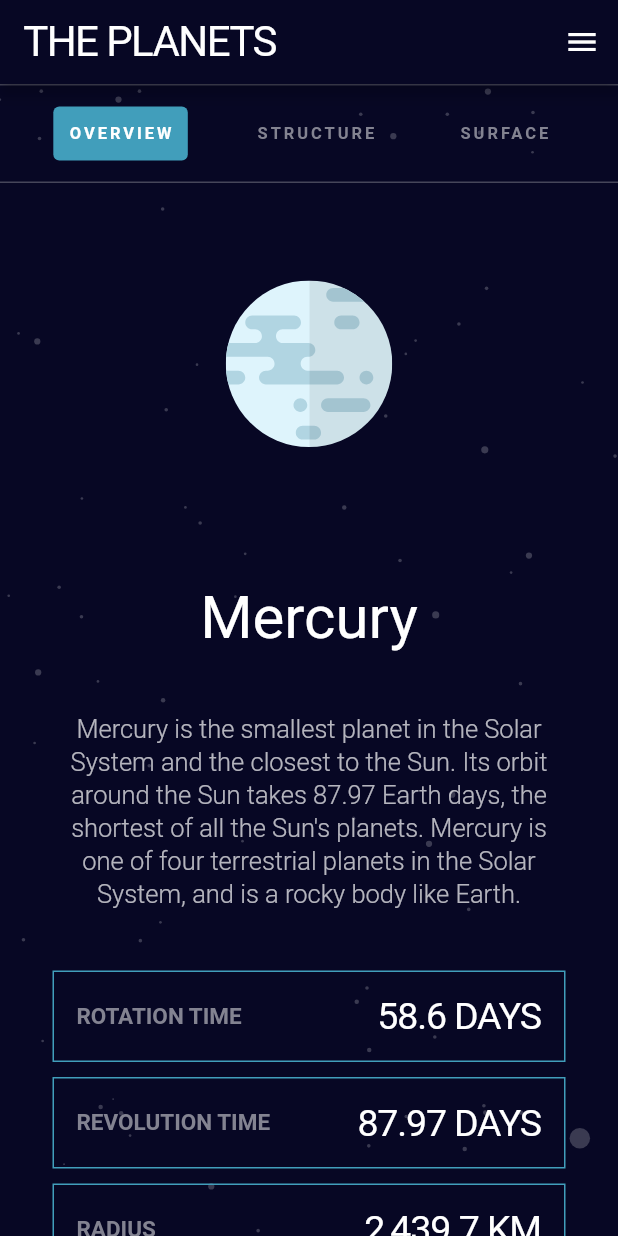
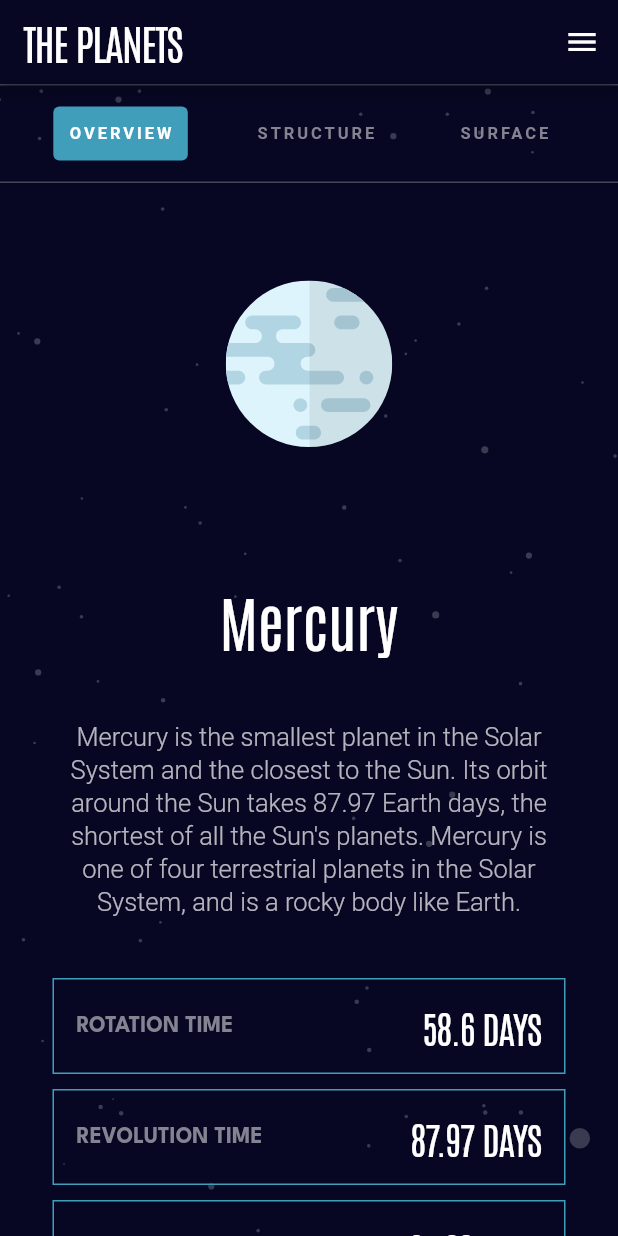
Before and after one commit to PilKvas/flutter_solar_system_application, a Flutter app: the screen it shows after launch, on a phone screen of 412 x 824 dp. Run offline on Flutter 3.47's test engine with Material 2 defaults, Android fonts, the phone set to English and light mode, and no system bars; our stand-ins replace flutter_svg, google_fonts.

Commit message:
Adding a theme

```diff
--- a/lib/configuration/app_assets.dart
+++ b/lib/configuration/app_assets.dart
@@ -1,4 +1,6 @@
 /* Ответственность за хранение ассетов */
+
+import 'package:flutter/material.dart';
 
 class AppAssets {
   AppAssets._();
@@ -109,4 +111,5 @@ class AppAssets {
       "Neptune's atmosphere is 80% hydrogen and 19% helium. A trace amount of methane is also present. Prominent absorption bands of methane exist at wavelengths above 600 nm, in the red and infrared portion of the spectrum.";
 
   /* ------------------------------------ */
+
 }
--- a/lib/my_app.dart
+++ b/lib/my_app.dart
@@ -1,6 +1,7 @@
 // ignore_for_file: file_names
 import 'package:flutter/material.dart';
 import 'package:flutter_solar_system_application/main_navigation.dart';
+import 'package:flutter_solar_system_application/widgets/app_theme.dart';
 
 /* Ответственность за точку входа в приложение и декларацию роутинга */
 
@@ -15,6 +16,7 @@ class MyApp extends StatelessWidget {
       title: 'Solar System',
       initialRoute: mainNavigation.initialRoute,
       routes: mainNavigation.routes,
+      theme: PlanetTheme(),
     );
   }
 }
--- /dev/null
+++ b/lib/widgets/app_theme.dart
@@ -0,0 +1,92 @@
+import 'package:flutter/material.dart';
+import 'package:flutter_solar_system_application/configuration/app_colors.dart';
+
+class AppFontConfiguration {
+  /* Fonts configurations */
+
+  static const antonio = "Antonio";
+
+  static const double mainTitleSize = 40.0;
+  static const FontWeight mainTitleWeight = FontWeight.w300;
+
+  static const double mainInfoFontSize = 17.0;
+  static const FontWeight mainInfoFontWeight = FontWeight.w300;
+
+  static const leagueFont = "LeagueSpartan";
+
+  final FontWeight buttonBarBold = FontWeight.w700;
+
+  final double buttonBarFontSize = 11.0;
+  final double buttonBarSpacing = 1.96;
+
+  static const FontWeight leftTextFontWeight = FontWeight.w700;
+  static const double leftTextFontSize = 15;
+
+  static const FontWeight rightTextFontWeight = FontWeight.w400;
+  static const double rightTextFontSize = 25;
+  static const double rightTextSpacing = -0.75;
+
+  final FontWeight regular = FontWeight.w300;
+}
+
+ThemeData PlanetTheme() {
+  return ThemeData(
+    scaffoldBackgroundColor: AppColors.background,
+    textTheme: const TextTheme(
+      headline6: TextStyle(
+        color: AppColors.white,
+        fontWeight: FontWeight.w400,
+        fontFamily: AppFontConfiguration.antonio,
+        fontSize: 28,
+        letterSpacing: -1.05,
+      ),
+      headline5: TextStyle(
+        fontWeight: FontWeight.w700,
+        fontSize: 11,
+        fontFamily: "LeagueSpartan",
+        letterSpacing: 1.96,
+        color: AppColors.lightGrey,
+      ),
+      headline4: TextStyle(
+        fontWeight: FontWeight.w700,
+        fontFamily: "LeagueSpartan",
+        fontSize: 20,
+        letterSpacing: 1.36,
+        color: AppColors.white,
+      ),
+      headline3: TextStyle(
+        fontSize: 40,
+        fontWeight: FontWeight.w400,
+        fontFamily: AppFontConfiguration.antonio,
+        color: AppColors.white,
+      ),
+      bodyText1: TextStyle(
+        fontSize: 17,
+        color: AppColors.whiteBody,
+        fontWeight: FontWeight.w300,
+        fontFamily: "LeagueSpartan",
+        height: 1.3,
+      ),
+      headline1: TextStyle(
+        fontWeight: FontWeight.w700,
+        fontFamily: "LeagueSpartan",
+        fontSize: 15,
+        color: AppColors.lightGrey,
+      ),
+      headline2: TextStyle(
+        fontWeight: FontWeight.w400,
+        fontFamily: AppFontConfiguration.antonio,
+        fontSize: 25,
+        color: AppColors.white,
+        letterSpacing: -0.75,
+      ),
+    ),
+    textButtonTheme: TextButtonThemeData(
+      style: ButtonStyle(
+        backgroundColor: null,
+        padding: MaterialStateProperty.all(const EdgeInsets.all(10)),
+        splashFactory: NoSplash.splashFactory,
+      ),
+    ),
+  );
+}
--- a/lib/widgets/background.dart
+++ b/lib/widgets/background.dart
@@ -1,5 +1,4 @@
 import 'package:flutter/material.dart';
-import 'package:flutter_solar_system_application/configuration/app_colors.dart';
 import 'package:flutter_svg/flutter_svg.dart';
 
 /* Ответственность за статический фон приложения, является корневым для тела приложения*/
@@ -11,8 +10,7 @@ class Background extends StatelessWidget {
   @override
   Widget build(BuildContext context) {
     Size size = MediaQuery.of(context).size;
-    return Container(
-        color: AppColors.background,
+    return SizedBox(
         width: double.infinity,
         height: size.height,
         child: Stack(
--- a/lib/widgets/planet_info.dart
+++ b/lib/widgets/planet_info.dart
@@ -1,6 +1,4 @@
 import 'package:flutter/material.dart';
-import 'package:flutter_solar_system_application/configuration/app_colors.dart';
-import 'package:google_fonts/google_fonts.dart';
 
 /* Класс PlanetInfo отвечает за отображение строки с информацией о планетах, хранит свойства отвечающие за информацию */
 
@@ -28,20 +26,11 @@ class PlanetInfo extends StatelessWidget {
         children: [
           Text(
             leftSideText,
-            style: GoogleFonts.leagueSpartan(
-                textStyle: const TextStyle(
-                    fontWeight: FontWeight.w700,
-                    fontSize: 15,
-                    color: AppColors.lightGrey)),
+            style: Theme.of(context).textTheme.headline1,
           ),
           Text(
             rightSideText,
-            style: GoogleFonts.antonio(
-                textStyle: const TextStyle(
-                    fontWeight: FontWeight.w400,
-                    fontSize: 25,
-                    color: AppColors.white,
-                    letterSpacing: -0.75)),
+            style: Theme.of(context).textTheme.headline2,
           ),
         ],
       ),
--- a/lib/widgets/planet_info_stack.dart
+++ b/lib/widgets/planet_info_block.dart
@@ -3,8 +3,8 @@ import 'package:flutter_solar_system_application/widgets/planet_info.dart';
 
 /* Gервая попытка декомпозиции. Выделил блок с информацией о планетах */
 
-class PlanetInfoStack extends StatelessWidget {
-  const PlanetInfoStack({
+class PlanetInfoBlock extends StatelessWidget {
+  const PlanetInfoBlock({
     Key? key,
     required this.borderInfoColor,
   }) : super(key: key);
```
Also changed, not shown: lib/planets/planet_earth_screen.dart (+45 -89 lines), lib/widgets/app_bar.dart (added, +26 -0 lines), lib/widgets/common_screen.dart (added, +21 -0 lines), lib/widgets/nav_row.dart (+1 -9 lines), lib/widgets/planet_data.dart (added, +33 -0 lines), pubspec.yaml (+12 -12 lines), assets/fonts/Antonio-Regular.ttf (added), assets/fonts/LeagueSpartan-Bold.ttf (added), assets/fonts/LeagueSpartan-Light.ttf (added).
